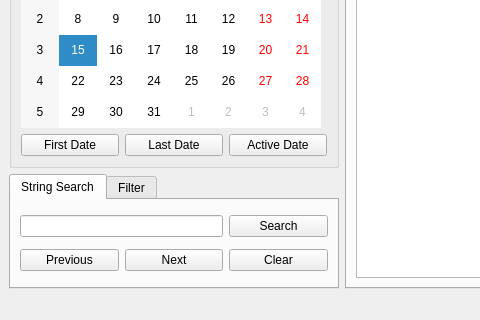
The window that resources/ui_mainwindow.ui (komministern/gca_analysis_tool) describes before a commit, drawn with Qt 5; both pictures show x 0 to 480 and y 288 to 608 of the 964 by 608 pixel window.
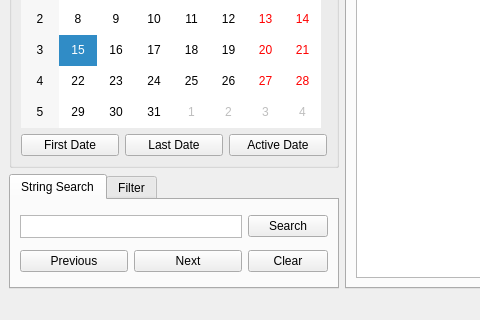
The same window after the commit.

Patch:
```diff
--- a/resources/ui_mainwindow.ui
+++ b/resources/ui_mainwindow.ui
@@ -284,18 +284,21 @@
        </attribute>
        <layout class="QGridLayout" name="gridLayout_2">
         <item row="0" column="0" colspan="2">
-         <widget class="QLineEdit" name="lineEdit_StringSearch">
-          <property name="minimumSize">
+         <widget class="QPlainTextEdit" name="plainTextEdit_StringSearch">
+          <property name="maximumSize">
            <size>
-            <width>0</width>
-            <height>0</height>
+            <width>16777215</width>
+            <height>23</height>
            </size>
           </property>
-          <property name="toolTip">
-           <string/>
+          <property name="verticalScrollBarPolicy">
+           <enum>Qt::ScrollBarAlwaysOff</enum>
           </property>
-          <property name="statusTip">
-           <string>Enter search string</string>
+          <property name="horizontalScrollBarPolicy">
+           <enum>Qt::ScrollBarAlwaysOff</enum>
+          </property>
+          <property name="lineWrapMode">
+           <enum>QPlainTextEdit::NoWrap</enum>
           </property>
          </widget>
         </item>
```
